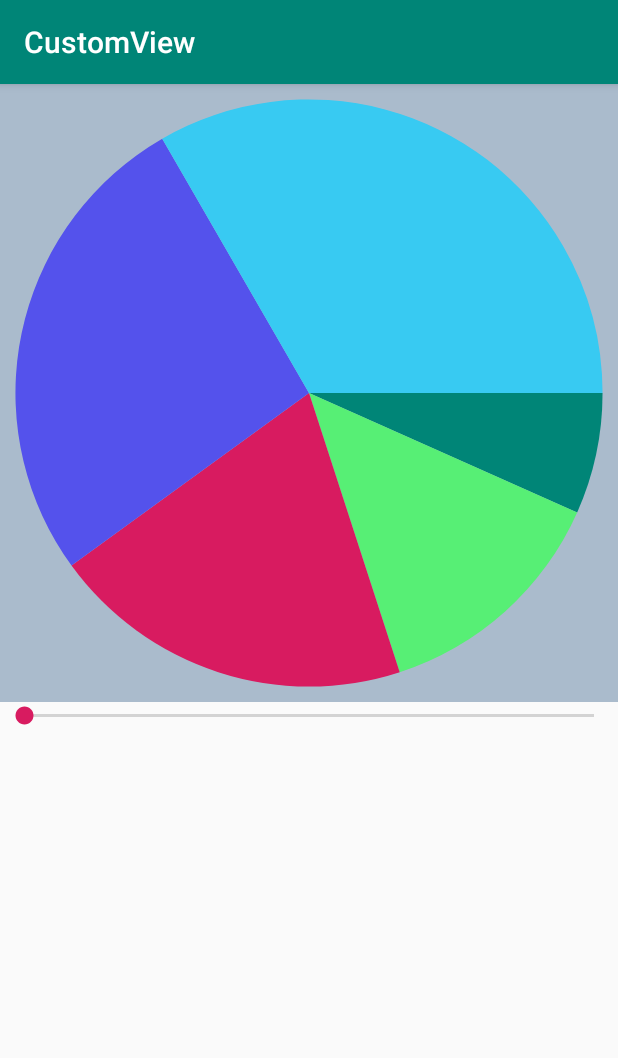
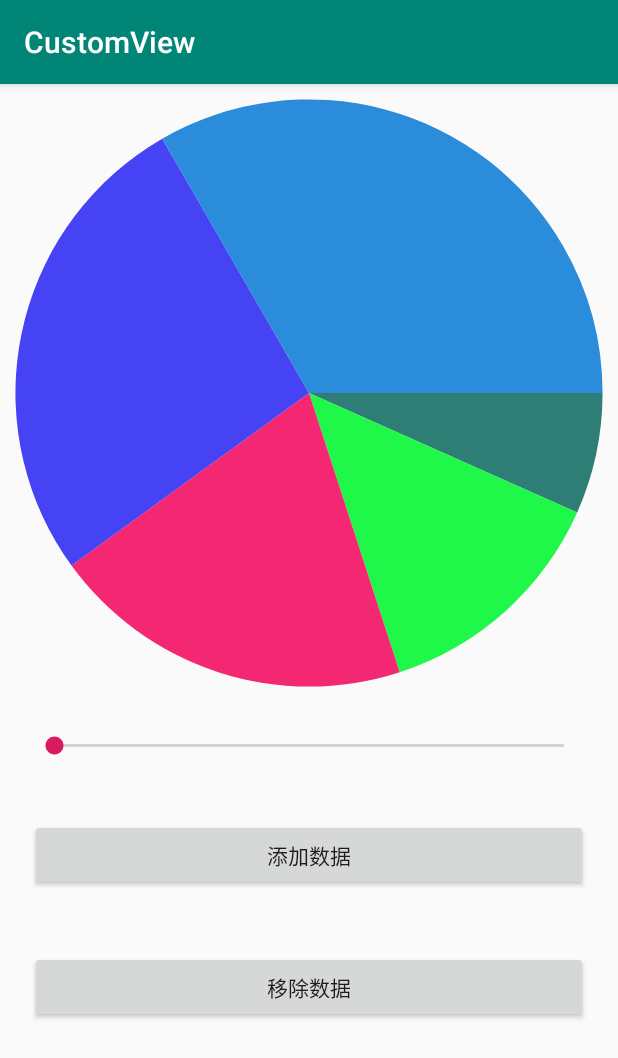
Before and after one commit to qinFamily/CustomView, an Android app: the screen it shows after launch (PercentageViewActivity), after a tap on "饼状图", on a phone screen of 412 x 824 dp. Shown: the top 1058 px of the screen. Run offline under Robolectric (Android 15) with nearby library versions, the phone set to English and light mode, and no system bars.

Commit message:
修改百分比饼状图View

```diff
--- a/app/src/main/java/leavesc/hello/customview/percentage/PercentageView.java
+++ b/app/src/main/java/leavesc/hello/customview/percentage/PercentageView.java
@@ -19,7 +19,7 @@ public class PercentageView extends View {
 
     private static final String TAG = "PercentageView";
 
-    private static final int[] COLORS = {0xff008577, 0xff57ef75, 0xffD81B60, 0xff5452ec, 0xff38caf2, 0xfff47945, 0xfff48c58};
+    private static final int[] COLORS = {0xff2f7e76, 0xff1ff749, 0xfff42872, 0xff4643f4, 0xe51581da, 0xff8527e4, 0xfff1b00d, 0xff26020f};
 
     private static final int DEFAULT_SIZE = 400;
 
--- a/app/src/main/java/leavesc/hello/customview/percentage/PercentageViewActivity.java
+++ b/app/src/main/java/leavesc/hello/customview/percentage/PercentageViewActivity.java
@@ -3,12 +3,12 @@ package leavesc.hello.customview.percentage;
 import android.os.Bundle;
 import android.support.v7.app.AppCompatActivity;
 import android.support.v7.widget.AppCompatSeekBar;
-import android.widget.LinearLayout;
+import android.view.View;
 import android.widget.SeekBar;
-import android.widget.TextView;
 
 import java.util.ArrayList;
 import java.util.List;
+import java.util.Random;
 
 import leavesc.hello.customview.R;
 
@@ -21,32 +21,28 @@ import leavesc.hello.customview.R;
  */
 public class PercentageViewActivity extends AppCompatActivity {
 
+    private PercentageView percentageView;
+
+    private List<PercentageModel> percentageModelList;
+
     @Override
     protected void onCreate(Bundle savedInstanceState) {
         super.onCreate(savedInstanceState);
         setContentView(R.layout.activity_percentage_view);
-        final PercentageView percentageView = findViewById(R.id.percentageView);
-
-        List<PercentageModel> percentageModelList = new ArrayList<>();
+        percentageView = findViewById(R.id.percentageView);
+        percentageModelList = new ArrayList<>();
         for (int i = 0; i < 5; i++) {
             PercentageModel percentageModel = new PercentageModel();
-            percentageModel.setValue((float) (10.4 * (i + 1)));
+            percentageModel.setValue((float) (new Random().nextInt(30) * (i + 1)));
             percentageModelList.add(percentageModel);
         }
-
         percentageView.setData(percentageModelList);
-
         AppCompatSeekBar seekBar = findViewById(R.id.seekBar);
         seekBar.setMax(360);
         seekBar.setOnSeekBarChangeListener(new SeekBar.OnSeekBarChangeListener() {
             @Override
             public void onProgressChanged(SeekBar seekBar, int progress, boolean fromUser) {
                 percentageView.setStartAngle(progress);
-
-                TextView tvTest = findViewById(R.id.tvTest);
-                LinearLayout.LayoutParams layoutParams = (LinearLayout.LayoutParams) tvTest.getLayoutParams();
-                layoutParams.weight = progress * 0.01f;
-                tvTest.setLayoutParams(layoutParams);
             }
 
             @Override
@@ -61,4 +57,18 @@ public class PercentageViewActivity extends AppCompatActivity {
         });
     }
 
+    public void addData(View view) {
+        PercentageModel percentageModel = new PercentageModel();
+        percentageModel.setValue((float) (new Random().nextInt(30)));
+        percentageModelList.add(percentageModel);
+        percentageView.setData(percentageModelList);
+    }
+
+    public void removeData(View view) {
+        if (percentageModelList.size() > 2) {
+            percentageModelList.remove(percentageModelList.size() - 1);
+            percentageView.setData(percentageModelList);
+        }
+    }
+
 }
--- a/app/src/main/res/layout/activity_percentage_view.xml
+++ b/app/src/main/res/layout/activity_percentage_view.xml
@@ -6,30 +6,29 @@
     android:orientation="vertical"
     tools:context=".percentage.PercentageViewActivity">
 
-    <LinearLayout
+    <leavesc.hello.customview.percentage.PercentageView
+        android:id="@+id/percentageView"
         android:layout_width="match_parent"
-        android:layout_height="wrap_content"
-        android:orientation="horizontal">
-
-        <leavesc.hello.customview.percentage.PercentageView
-            android:id="@+id/percentageView"
-            android:layout_width="0dp"
-            android:layout_height="wrap_content"
-            android:layout_weight="1"
-            android:background="#abc" />
-
-        <TextView
-            android:id="@+id/tvTest"
-            android:layout_width="0dp"
-            android:layout_height="wrap_content"
-            android:layout_weight="0"
-            android:text="1" />
-
-    </LinearLayout>
+        android:layout_height="wrap_content" />
 
     <android.support.v7.widget.AppCompatSeekBar
         android:id="@+id/seekBar"
         android:layout_width="match_parent"
-        android:layout_height="wrap_content" />
+        android:layout_height="wrap_content"
+        android:layout_margin="20dp" />
+
+    <Button
+        android:layout_width="match_parent"
+        android:layout_height="wrap_content"
+        android:layout_margin="20dp"
+        android:onClick="addData"
+        android:text="添加数据" />
+
+    <Button
+        android:layout_width="match_parent"
+        android:layout_height="wrap_content"
+        android:layout_margin="20dp"
+        android:onClick="removeData"
+        android:text="移除数据" />
 
 </LinearLayout>
```
